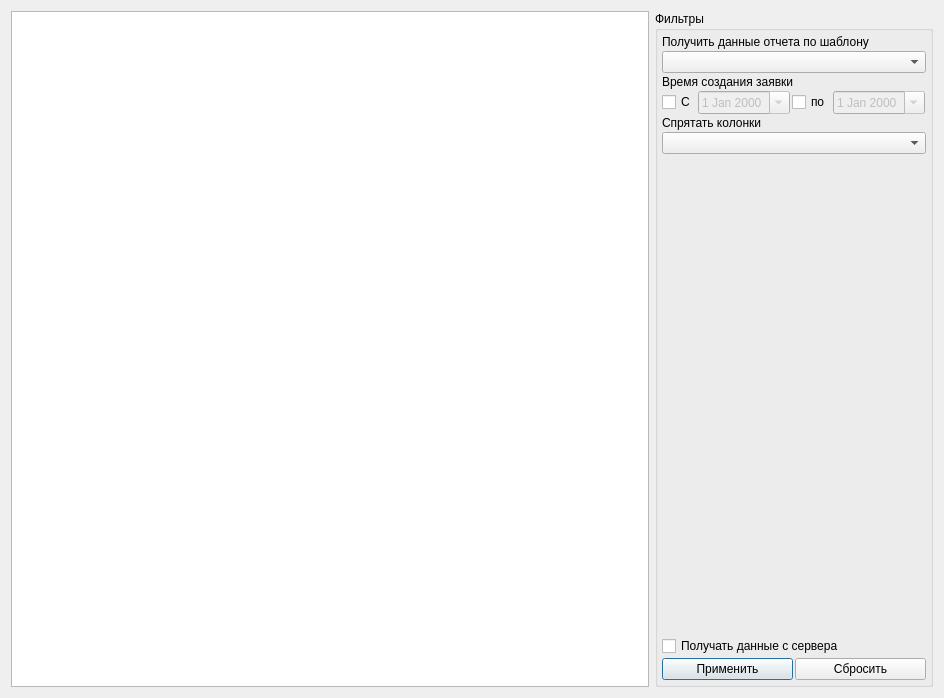
Above: Reports/TMKReports.ui from rusingineer/KPS-Samson before the change. Below: the same form after it.
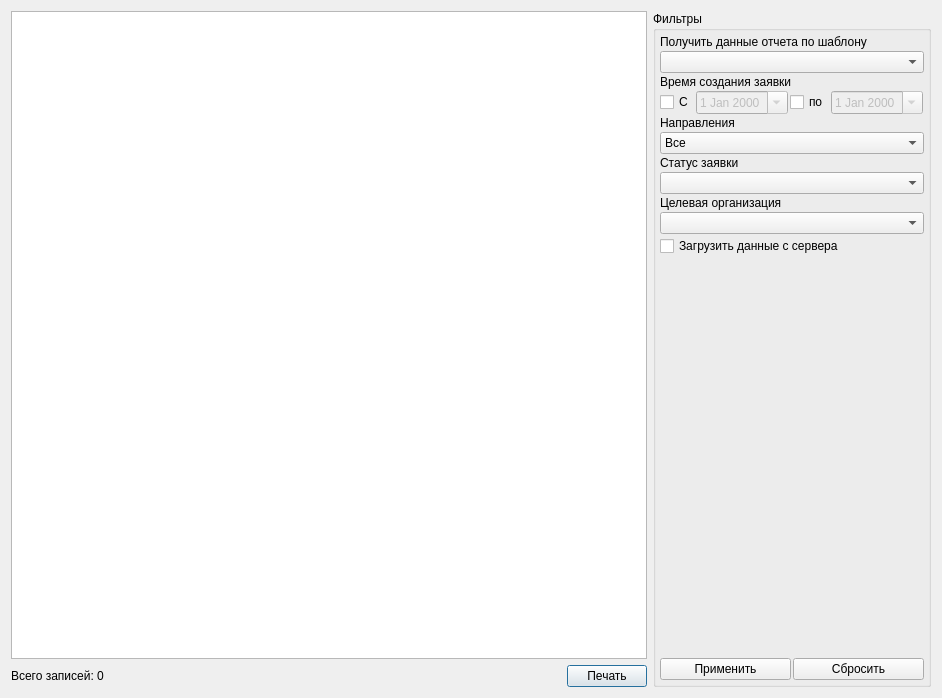
That is the form after the change. Custom widgets are drawn as their Qt base class.

```diff
--- a/Reports/TMKReports.ui
+++ b/Reports/TMKReports.ui
@@ -6,7 +6,7 @@
    <rect>
     <x>0</x>
     <y>0</y>
-    <width>944</width>
+    <width>942</width>
     <height>698</height>
    </rect>
   </property>
@@ -20,10 +20,38 @@
    <string>TestWindow</string>
   </property>
   <layout class="QGridLayout" name="gridLayout">
-   <item row="0" column="0">
-    <widget class="QTableWidget" name="tableWidget"/>
+   <item row="1" column="0">
+    <layout class="QHBoxLayout" name="hrzLay_3">
+     <item>
+      <widget class="QLabel" name="lblNumRec">
+       <property name="text">
+        <string>Всего записей: 0</string>
+       </property>
+      </widget>
+     </item>
+     <item>
+      <spacer name="hrzSpc">
+       <property name="orientation">
+        <enum>Qt::Horizontal</enum>
+       </property>
+       <property name="sizeHint" stdset="0">
+        <size>
+         <width>40</width>
+         <height>20</height>
+        </size>
+       </property>
+      </spacer>
+     </item>
+     <item>
+      <widget class="QPushButton" name="btnPrint">
+       <property name="text">
+        <string>Печать</string>
+       </property>
+      </widget>
+     </item>
+    </layout>
    </item>
-   <item row="0" column="1">
+   <item row="0" column="1" rowspan="2">
     <widget class="QGroupBox" name="groupBoxFilters">
      <property name="sizePolicy">
       <sizepolicy hsizetype="Fixed" vsizetype="Preferred">
@@ -110,25 +138,58 @@
         <item>
          <widget class="QLabel" name="lblTimeCreateApplication_2">
           <property name="text">
-           <string>Спрятать колонки</string>
+           <string>Направления</string>
           </property>
          </widget>
         </item>
         <item>
-         <widget class="CMultivalueComboBox" name="cmbFilterI">
-          <property name="enabled">
-           <bool>true</bool>
+         <widget class="QComboBox" name="cmbDirections">
+          <item>
+           <property name="text">
+            <string>Все</string>
+           </property>
+          </item>
+          <item>
+           <property name="text">
+            <string>Входящие</string>
+           </property>
+          </item>
+          <item>
+           <property name="text">
+            <string>Исходящие</string>
+           </property>
+          </item>
+         </widget>
+        </item>
+        <item>
+         <widget class="QLabel" name="lblStatusName">
+          <property name="text">
+           <string>Статус заявки</string>
           </property>
-          <property name="sizePolicy">
-           <sizepolicy hsizetype="Preferred" vsizetype="Fixed">
-            <horstretch>0</horstretch>
-            <verstretch>0</verstretch>
-           </sizepolicy>
+         </widget>
+        </item>
+        <item>
+         <widget class="CMultivalueComboBox" name="cmbStatusName"/>
+        </item>
+        <item>
+         <widget class="QLabel" name="lblOrganisation">
+          <property name="text">
+           <string>Целевая организация</string>
           </property>
          </widget>
         </item>
         <item>
-         <spacer name="verticalSpacer_2">
+         <widget class="CMultivalueComboBox" name="cmbOrganisation"/>
+        </item>
+        <item>
+         <widget class="QCheckBox" name="chkGetData">
+          <property name="text">
+           <string>Загрузить данные с сервера</string>
+          </property>
+         </widget>
+        </item>
+        <item>
+         <spacer name="vrtSpc_2">
           <property name="orientation">
            <enum>Qt::Vertical</enum>
           </property>
@@ -141,14 +202,7 @@
          </spacer>
         </item>
         <item>
-         <widget class="QCheckBox" name="chkGetData">
-          <property name="text">
-           <string>Получать данные с сервера </string>
-          </property>
-         </widget>
-        </item>
-        <item>
-         <layout class="QHBoxLayout" name="horizontalLayout_2">
+         <layout class="QHBoxLayout" name="hrzLay_2">
           <item>
            <widget class="QPushButton" name="btnFilterApply">
             <property name="text">
@@ -170,9 +224,17 @@
      </layout>
     </widget>
    </item>
+   <item row="0" column="0">
+    <widget class="CTableView" name="tblReport"/>
+   </item>
   </layout>
  </widget>
  <customwidgets>
+  <customwidget>
+   <class>CTableView</class>
+   <extends>QTableView</extends>
+   <header>library/TableView.h</header>
+  </customwidget>
   <customwidget>
    <class>CMultivalueComboBox</class>
    <extends>QComboBox</extends>
```
Left out of the diff: 24 changed lines with no effect on the pictures.
